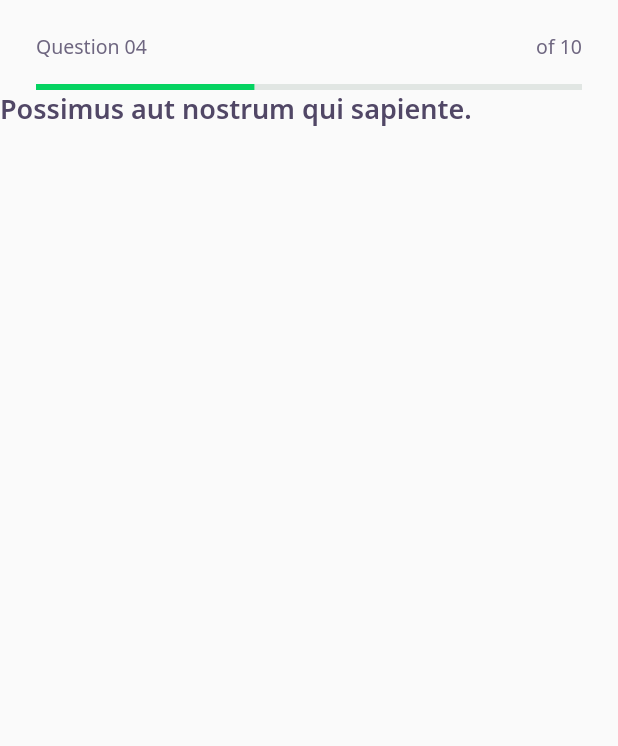
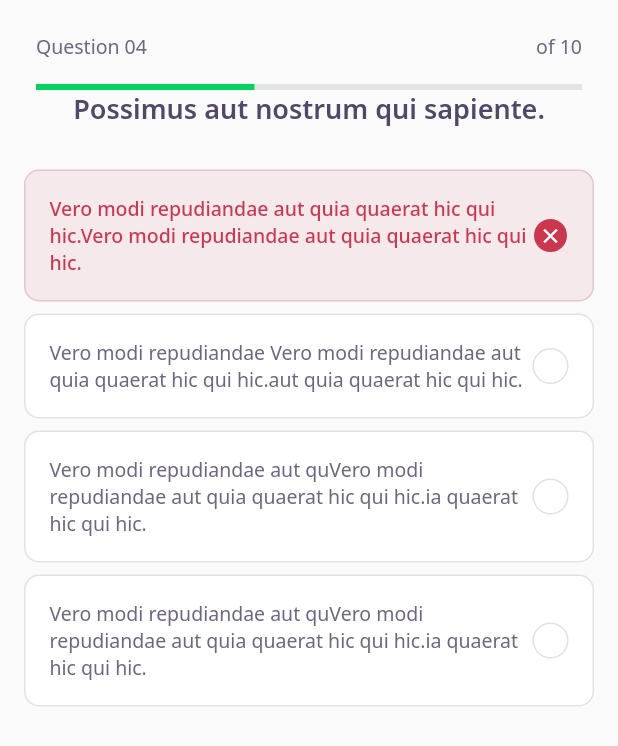
Before and after one commit to arubesu/devquiz, a Flutter app: the ChallengePage screen opened directly, on a phone screen of 412 x 824 dp. Shown: the top 746 px of the screen. Run offline on Flutter 3.47's test engine with Material 2 defaults, Android fonts, the phone set to English and light mode, and no system bars; our stand-ins replace google_fonts; accounts and stored records are empty; network calls fail.

```diff
--- a/lib/challenge/widgets/quiz/quiz_widget.dart
+++ b/lib/challenge/widgets/quiz/quiz_widget.dart
@@ -1,3 +1,4 @@
+import 'package:DevQuiz/challenge/widgets/answer/answer_widget.dart';
 import 'package:DevQuiz/core/core.dart';
 import 'package:flutter/material.dart';
 
@@ -20,6 +21,24 @@ class QuizWidget extends StatelessWidget {
         SizedBox(
           height: 24,
         ),
+        AnswerWidget(
+          isRight: false,
+          isSelected: true,
+          title:
+              "Vero modi repudiandae aut quia quaerat hic qui hic.Vero modi repudiandae aut quia quaerat hic qui hic.",
+        ),
+        AnswerWidget(
+          title:
+              "Vero modi repudiandae Vero modi repudiandae aut quia quaerat hic qui hic.aut quia quaerat hic qui hic.",
+        ),
+        AnswerWidget(
+          title:
+              "Vero modi repudiandae aut quVero modi repudiandae aut quia quaerat hic qui hic.ia quaerat hic qui hic.",
+        ),
+        AnswerWidget(
+          title:
+              "Vero modi repudiandae aut quVero modi repudiandae aut quia quaerat hic qui hic.ia quaerat hic qui hic.",
+        ),
       ],
     ));
   }
```
Also changed, not shown: lib/home/home_controller.dart (added, +36 -0 lines), lib/home/home_page.dart (+55 -2 lines), lib/home/widgets/appbar_widget.dart (+7 -4 lines), lib/home/widgets/quizcard/quizcard_widget.dart (+16 -3 lines).
